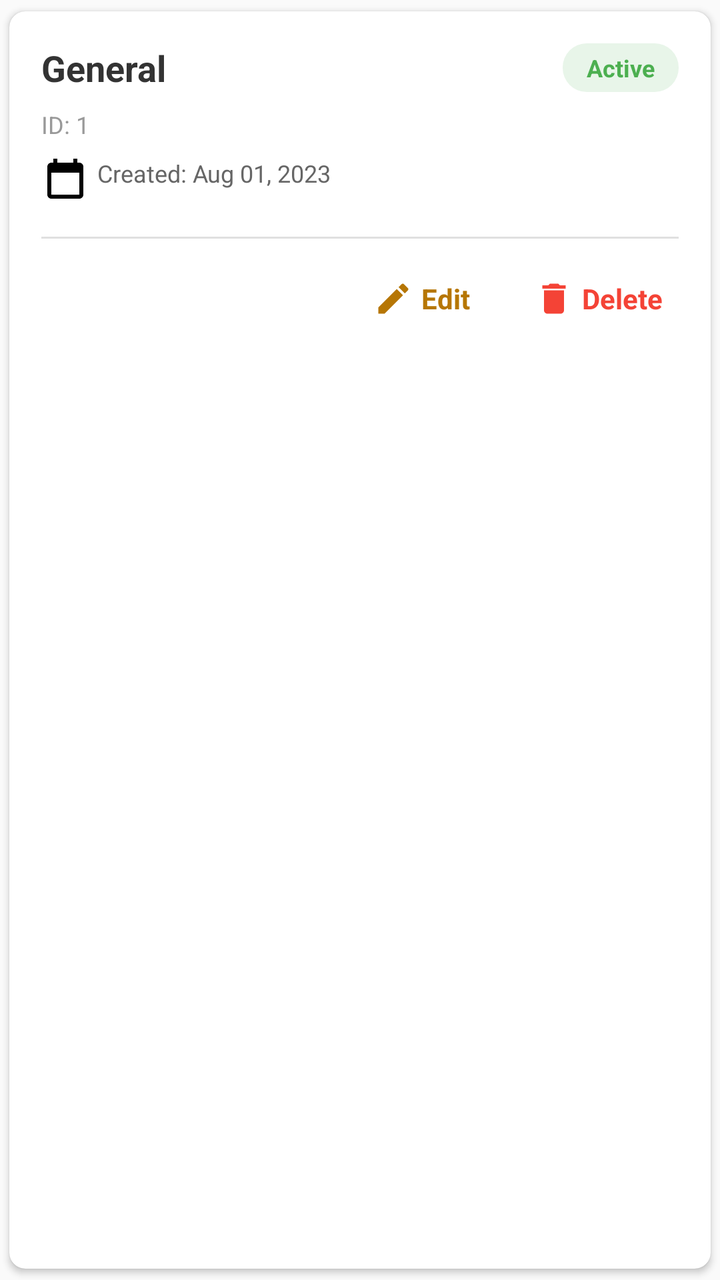
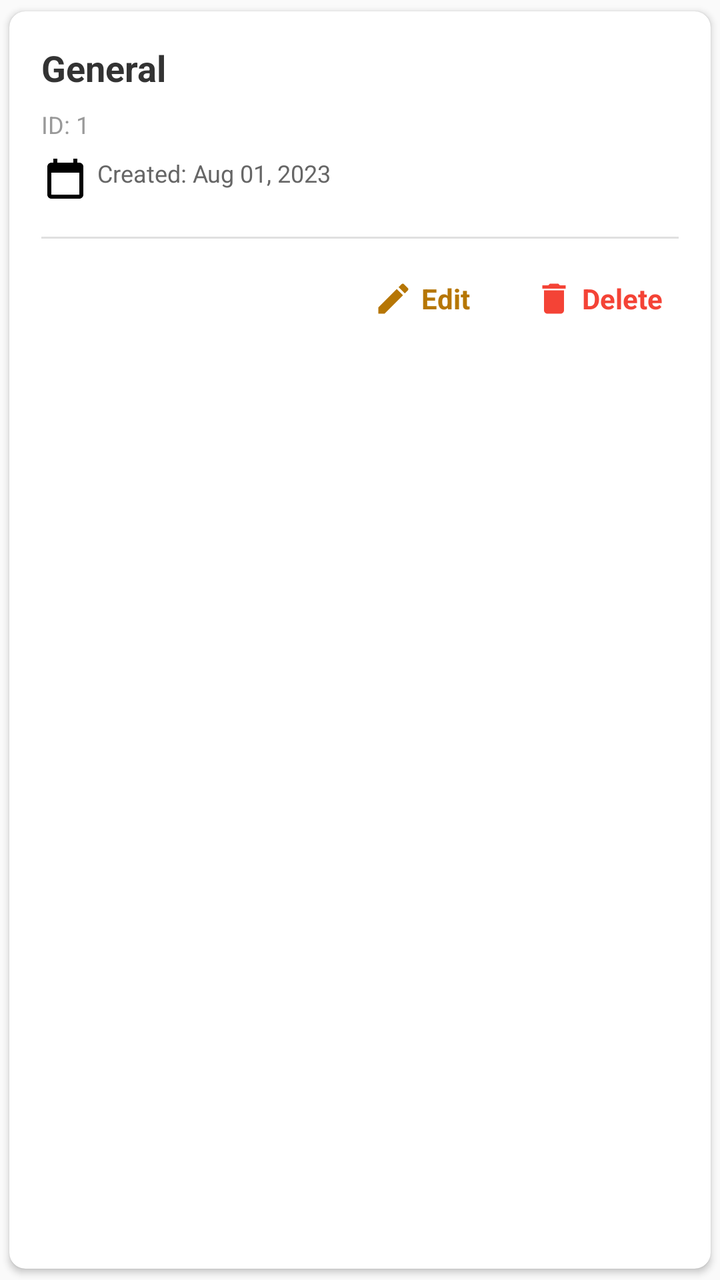

Before-and-after screenshots of an Android layout around one commit, followed by the original layout XML and the change that was made.
<!-- AndroidManifest.xml: application theme AppTheme -->
<!-- res/layout/item_student_category.xml -->
<?xml version="1.0" encoding="utf-8"?>
<androidx.cardview.widget.CardView xmlns:android="http://schemas.android.com/apk/res/android"
    xmlns:app="http://schemas.android.com/apk/res-auto"
    android:id="@+id/category_cardView"
    android:layout_width="match_parent"
    android:layout_height="wrap_content"
    android:layout_marginBottom="8dp"
    app:cardCornerRadius="8dp"
    app:cardElevation="2dp"
    app:cardUseCompatPadding="true">

    <LinearLayout
        android:layout_width="match_parent"
        android:layout_height="wrap_content"
        android:orientation="vertical"
        android:padding="16dp">

        
        <LinearLayout
            android:layout_width="match_parent"
            android:layout_height="wrap_content"
            android:orientation="horizontal"
            android:gravity="center_vertical"
            android:layout_marginBottom="8dp">

            
            <TextView
                android:id="@+id/category_name_tv"
                android:layout_width="0dp"
                android:layout_height="wrap_content"
                android:layout_weight="1"
                android:text="General"
                android:textSize="18sp"
                android:textStyle="bold"
                android:textColor="#333333"
                android:ellipsize="end"
                android:maxLines="1" />

            
            <TextView
                android:id="@+id/category_status_tv"
                android:layout_width="wrap_content"
                android:layout_height="wrap_content"
                android:text="Active"
                android:textSize="12sp"
                android:textStyle="bold"
                android:textColor="#4CAF50"
                android:background="@drawable/bg_status_active"
                android:paddingStart="12dp"
                android:paddingEnd="12dp"
                android:paddingTop="4dp"
                android:paddingBottom="4dp"
                android:layout_marginStart="8dp" />
        </LinearLayout>

        
        <TextView
            android:id="@+id/category_id_tv"
            android:layout_width="wrap_content"
            android:layout_height="wrap_content"
            android:text="ID: 1"
            android:textSize="12sp"
            android:textColor="#999999"
            android:layout_marginBottom="8dp" />

        
        <LinearLayout
            android:layout_width="match_parent"
            android:layout_height="wrap_content"
            android:orientation="vertical"
            android:layout_marginBottom="12dp">

            <TextView
                android:id="@+id/category_created_tv"
                android:layout_width="wrap_content"
                android:layout_height="wrap_content"
                android:text="Created: Aug 01, 2023"
                android:textSize="12sp"
                android:textColor="#666666"
                android:drawableStart="@drawable/ic_calendar"
                android:drawablePadding="4dp"
                android:layout_marginBottom="4dp" />

            <TextView
                android:id="@+id/category_updated_tv"
                android:layout_width="wrap_content"
                android:layout_height="wrap_content"
                android:text="Updated: Oct 05, 2025"
                android:textSize="12sp"
                android:textColor="#666666"
                android:drawableStart="@drawable/ic_calendar"
                android:drawablePadding="4dp"
                android:visibility="gone" />
        </LinearLayout>

        
        <View
            android:layout_width="match_parent"
            android:layout_height="1dp"
            android:background="#E0E0E0"
            android:layout_marginBottom="12dp" />

        
        <LinearLayout
            android:layout_width="match_parent"
            android:layout_height="wrap_content"
            android:orientation="horizontal"
            android:gravity="end">

            
            <LinearLayout
                android:id="@+id/category_edit_btn"
                android:layout_width="wrap_content"
                android:layout_height="wrap_content"
                android:orientation="horizontal"
                android:gravity="center"
                android:background="?attr/selectableItemBackground"
                android:padding="8dp"
                android:layout_marginEnd="16dp">

                <ImageView
                    android:layout_width="20dp"
                    android:layout_height="20dp"
                    android:src="@drawable/ic_edit"
                    android:tint="@color/colorPrimary"
                    android:layout_marginEnd="4dp" />

                <TextView
                    android:layout_width="wrap_content"
                    android:layout_height="wrap_content"
                    android:text="Edit"
                    android:textSize="14sp"
                    android:textStyle="bold"
                    android:textColor="@color/colorPrimary" />
            </LinearLayout>

            
            <LinearLayout
                android:id="@+id/category_delete_btn"
                android:layout_width="wrap_content"
                android:layout_height="wrap_content"
                android:orientation="horizontal"
                android:gravity="center"
                android:background="?attr/selectableItemBackground"
                android:padding="8dp">

                <ImageView
                    android:layout_width="20dp"
                    android:layout_height="20dp"
                    android:src="@drawable/ic_delete"
                    android:tint="#F44336"
                    android:layout_marginEnd="4dp" />

                <TextView
                    android:layout_width="wrap_content"
                    android:layout_height="wrap_content"
                    android:text="Delete"
                    android:textSize="14sp"
                    android:textStyle="bold"
                    android:textColor="#F44336" />
            </LinearLayout>
        </LinearLayout>

    </LinearLayout>

</androidx.cardview.widget.CardView>
<!-- resources referenced by this layout -->
<resources>
  <color name="colorPrimary">#B67604</color>
  <!-- drawable bg_status_active (drawable) -->
  <?xml version="1.0" encoding="utf-8"?>
  <shape xmlns:android="http://schemas.android.com/apk/res/android"
      android:shape="rectangle">
      <solid android:color="#E8F5E9" />
      <corners android:radius="12dp" />
  </shape>
  <!-- drawable ic_calendar (drawable) -->
  <vector xmlns:android="http://schemas.android.com/apk/res/android"
      android:width="24dp"
      android:height="24dp"
      android:viewportWidth="24"
      android:viewportHeight="24">
      <path
          android:fillColor="#000000"
          android:pathData="M19,3h-1V1h-2v2H8V1H6v2H5C3.89,3 3.01,3.9 3.01,5L3,19c0,1.1 0.89,2 2,2h14c1.1,0 2,-0.9 2,-2V5C21,3.9 20.1,3 19,3zM19,19H5V8h14V19z"/>
  </vector>
  <!-- drawable ic_delete (drawable) -->
  <vector xmlns:android="http://schemas.android.com/apk/res/android"
          android:width="24dp"
          android:height="24dp"
          android:viewportWidth="24.0"
          android:viewportHeight="24.0">
      <path
          android:fillColor="#FF000000"
          android:pathData="M6,19c0,1.1 0.9,2 2,2h8c1.1,0 2,-0.9 2,-2V7H6v12zM19,4h-3.5l-1,-1h-5l-1,1H5v2h14V4z"/>
  </vector>
  <!-- drawable ic_edit (drawable) -->
  <vector xmlns:android="http://schemas.android.com/apk/res/android"
          android:width="24dp"
          android:height="24dp"
          android:viewportWidth="24.0"
          android:viewportHeight="24.0">
      <path
          android:fillColor="#FF000000"
          android:pathData="M3,17.25V21h3.75L17.81,9.94l-3.75,-3.75L3,17.25zM20.71,7.04c0.39,-0.39 0.39,-1.02 0,-1.41l-2.34,-2.34c-0.39,-0.39 -1.02,-0.39 -1.41,0l-1.83,1.83 3.75,3.75 1.83,-1.83z"/>
  </vector>
  <style name="AppTheme" parent="Theme.AppCompat.Light.NoActionBar">
          
          <item name="android:typeface">sans</item>
      </style>
</resources>

<!-- the commit's change to res/layout/item_student_category.xml (unified diff, before → after) -->
@@ -50,7 +50,8 @@
                 android:paddingEnd="12dp"
                 android:paddingTop="4dp"
                 android:paddingBottom="4dp"
-                android:layout_marginStart="8dp" />
+                android:layout_marginStart="8dp"
+                android:visibility="gone" />
         </LinearLayout>
 
         
